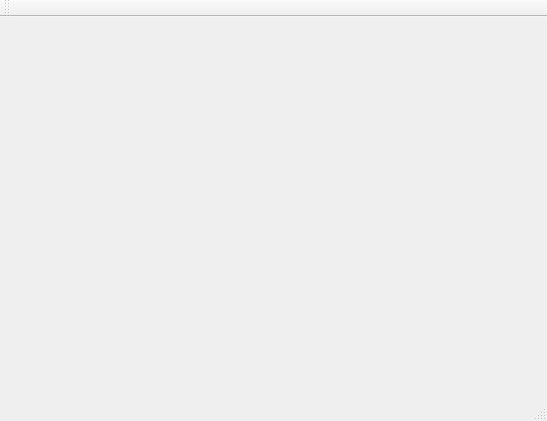
zolfaShefreie/web-crawler, file web-crawler/mainwindow.ui: the form before one commit.
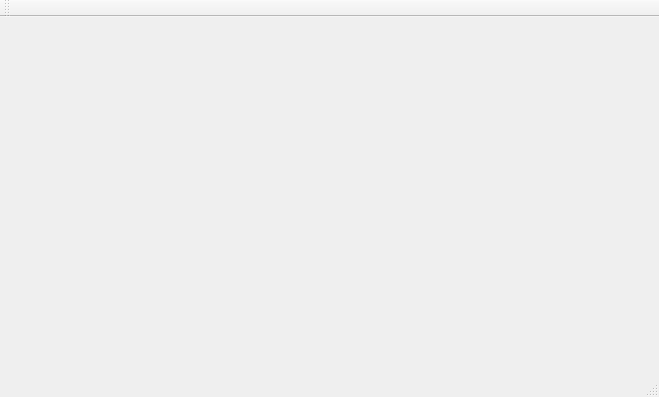
The form after the commit.

Patch:
```diff
--- a/web-crawler/mainwindow.ui
+++ b/web-crawler/mainwindow.ui
@@ -6,8 +6,8 @@
    <rect>
     <x>0</x>
     <y>0</y>
-    <width>547</width>
-    <height>421</height>
+    <width>659</width>
+    <height>397</height>
    </rect>
   </property>
   <property name="windowTitle">
```
Left out of the diff: 2 changed lines with no effect on the pictures.
